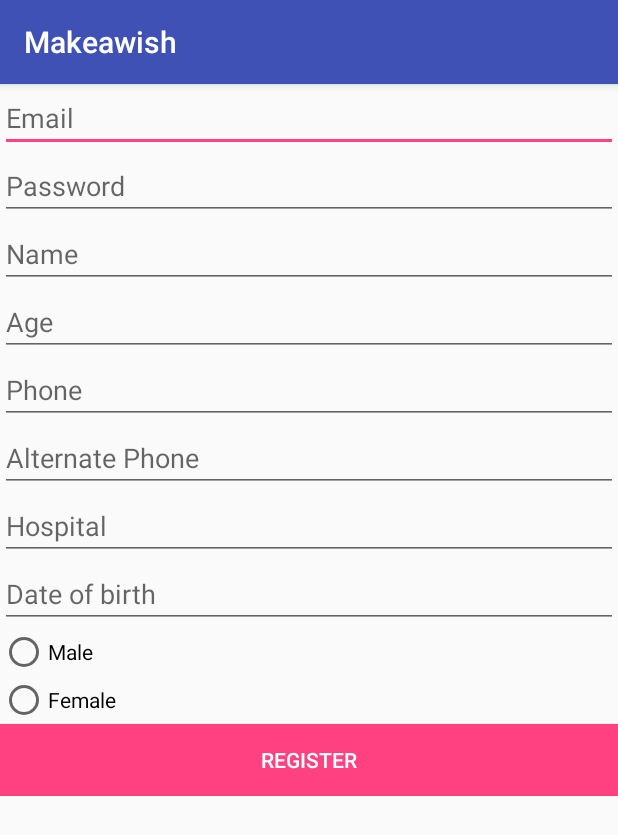
After one commit to Mumbai2017/team-6, an Android app: the DoctorRegisterActivity screen opened directly, with no data from a screen before it, on a phone screen of 412 x 824 dp. The commit adds this screen. Shown: the top 835 px of the screen. Run offline under Robolectric (Android 15) with nearby library versions, the phone set to English and light mode, and no system bars.

Commit message:
doctor registration

```diff
--- a/app/build.gradle
+++ b/app/build.gradle
@@ -25,7 +25,7 @@ dependencies {
         exclude group: 'com.android.support', module: 'support-annotations'
     })
     compile 'com.android.support:appcompat-v7:25.3.1'
-    compile "cz.msebera.android:httpclient:4.4.1.2"
+    compile 'cz.msebera.android:httpclient:4.4.1.2'
     compile 'com.android.support.constraint:constraint-layout:1.0.2'
     compile 'com.android.support:design:25.3.1'
     testCompile 'junit:junit:4.12'
--- a/app/src/main/AndroidManifest.xml
+++ b/app/src/main/AndroidManifest.xml
@@ -1,9 +1,11 @@
 <?xml version="1.0" encoding="utf-8"?>
 <manifest xmlns:android="http://schemas.android.com/apk/res/android"
     package="com.example.acer1.makeawish">
-<uses-permission android:name="android.permission.INTERNET"/>
-    <uses-permission android:name="android.permission.ACCESS_FINE_LOCATION"/>
-        <uses-permission android:name="android.permission.ACCESS_COARSE_LOCATION"/>
+
+    <uses-permission android:name="android.permission.INTERNET" />
+    <uses-permission android:name="android.permission.ACCESS_FINE_LOCATION" />
+    <uses-permission android:name="android.permission.ACCESS_COARSE_LOCATION" />
+
     <application
         android:allowBackup="true"
         android:icon="@mipmap/ic_launcher"
@@ -18,9 +20,9 @@
                 <category android:name="android.intent.category.LAUNCHER" />
             </intent-filter>
         </activity>
-        <activity android:name=".VolunteerRegisterActivity"></activity>
-        <activity android:name=".WishGrantingForm"></activity>
-
+        <activity android:name=".VolunteerRegisterActivity" />
+        <activity android:name=".WishGrantingForm" />
+        <activity android:name=".DoctorRegisterActivity"></activity>
     </application>
 
 </manifest>
--- /dev/null
+++ b/app/src/main/java/com/example/acer1/makeawish/DoctorRegisterActivity.java
@@ -0,0 +1,43 @@
+package com.example.acer1.makeawish;
+
+import android.support.v7.app.AppCompatActivity;
+import android.os.Bundle;
+import android.view.View;
+import android.widget.EditText;
+import android.widget.RadioButton;
+import android.widget.RadioGroup;
+
+public class DoctorRegisterActivity extends AppCompatActivity {
+
+    @Override
+    protected void onCreate(Bundle savedInstanceState) {
+        super.onCreate(savedInstanceState);
+        setContentView(R.layout.activity_register_doctor);
+    }
+
+    public void registerDoctor(View view){
+        EditText password = (EditText) findViewById(R.id.et_doc_password);
+        EditText email= (EditText) findViewById(R.id.et_doc_email);
+        EditText name = (EditText) findViewById(R.id.et_doc_name);
+        EditText age  = (EditText) findViewById(R.id.et_doc_age);
+        EditText phone = (EditText) findViewById(R.id.et_doc_age);
+        EditText alt_phone = (EditText) findViewById(R.id.et_doc_alt_phone);
+        EditText hosp = (EditText) findViewById(R.id.et_doc_hosp_name);
+        EditText dob = (EditText) findViewById(R.id.et_doc_dob);
+
+        RadioGroup gender = (RadioGroup) findViewById(R.id.rg_doc_gender);
+        RadioButton checkedGender = (RadioButton) findViewById(gender.getCheckedRadioButtonId());
+
+//        new Registe.rVolunteer(this.getApplicationContext()).execute(
+//                name.getText().toString() + ","
+//                        + email.getText().toString() + ","
+//                        + password.getText().toString() + ","
+//                        + checkedGender.getText().toString()+ ","
+//                        + location.getText().toString() + ","
+//                        + dob.getText().toString() + ","
+//                        + type.getText(),toString() + ","
+//                        + phone.getText().toString());
+//    }
+
+    }
+}
--- /dev/null
+++ b/app/src/main/res/layout/activity_register_doctor.xml
@@ -0,0 +1,78 @@
+<?xml version="1.0" encoding="utf-8"?>
+<ScrollView xmlns:android="http://schemas.android.com/apk/res/android"
+xmlns:app="http://schemas.android.com/apk/res-auto"
+xmlns:tools="http://schemas.android.com/tools"
+android:layout_width="match_parent"
+android:layout_height="match_parent"
+tools:context="com.example.acer1.makeawish.DoctorRegisterActivity">
+<LinearLayout
+    android:layout_width="match_parent"
+    android:layout_height="match_parent"
+    android:orientation="vertical">
+    <EditText
+        android:id="@+id/et_doc_email"
+        android:layout_width="match_parent"
+        android:layout_height="wrap_content"
+        android:hint="Email" />
+    <EditText
+        android:id="@+id/et_doc_password"
+        android:layout_width="match_parent"
+        android:layout_height="wrap_content"
+        android:inputType="textPassword"
+        android:hint="Password" />
+    <EditText
+        android:id="@+id/et_doc_name"
+        android:layout_width="match_parent"
+        android:layout_height="wrap_content"
+        android:hint="Name" />
+    <EditText
+        android:id="@+id/et_doc_age"
+        android:layout_width="match_parent"
+        android:layout_height="wrap_content"
+        android:inputType="number"
+        android:hint="Age" />
+    <EditText
+        android:id="@+id/et_doc_phone"
+        android:layout_width="match_parent"
+        android:layout_height="wrap_content"
+        android:inputType="number"
+        android:hint="Phone" />
+    <EditText
+        android:id="@+id/et_doc_alt_phone"
+        android:layout_width="match_parent"
+        android:layout_height="wrap_content"
+        android:inputType="number"
+        android:hint="Alternate Phone" />
+    <EditText
+        android:id="@+id/et_doc_hosp_name"
+        android:layout_width="match_parent"
+        android:layout_height="wrap_content"
+        android:hint="Hospital" />
+    <EditText
+        android:id="@+id/et_doc_dob"
+        android:layout_width="match_parent"
+        android:layout_height="wrap_content"
+        android:hint="Date of birth" />
+    <RadioGroup
+        android:id="@+id/rg_doc_gender"
+        android:layout_width="match_parent"
+        android:layout_height="wrap_content">
+        <RadioButton
+            android:layout_width="wrap_content"
+            android:layout_height="wrap_content"
+            android:text="Male"/>
+        <RadioButton
+            android:layout_width="wrap_content"
+            android:layout_height="wrap_content"
+            android:text="Female"/>
+    </RadioGroup>
+    <Button
+        android:layout_width="match_parent"
+        android:layout_height="wrap_content"
+        android:text="Register"
+        android:background="@color/colorAccent"
+        android:textColor="#FFFFFF"
+        android:layout_below="@id/et_vol_type"
+        android:onClick="registerDoctor" />
+</LinearLayout>
+</ScrollView>
--- a/app/src/main/res/layout/activity_volunteer_register.xml
+++ b/app/src/main/res/layout/activity_volunteer_register.xml
@@ -56,7 +56,7 @@
             android:id="@+id/et_vol_dob"
             android:layout_width="match_parent"
             android:layout_height="wrap_content"
-            android:hint="Location"
+            android:hint="Date of Birth"
             android:layout_below="@id/et_vol_location" />
         <EditText
             android:id="@+id/et_vol_phone"
--- a/app/src/main/res/layout/activity_wish_granting_form.xml
+++ b/app/src/main/res/layout/activity_wish_granting_form.xml
@@ -272,6 +272,13 @@
             android:layout_height="wrap_content"
             android:hint="What would you like to be when you grow up"/>
 
+        <Button
+            android:layout_width="wrap_content"
+            android:layout_height="wrap_content"
+            android:text="Submit"
+            android:layout_below="@id/btn_show_form"
+            android:onClick="submit_grant_form"
+            android:textAlignment="center"/>
 
     </LinearLayout>
 
```
